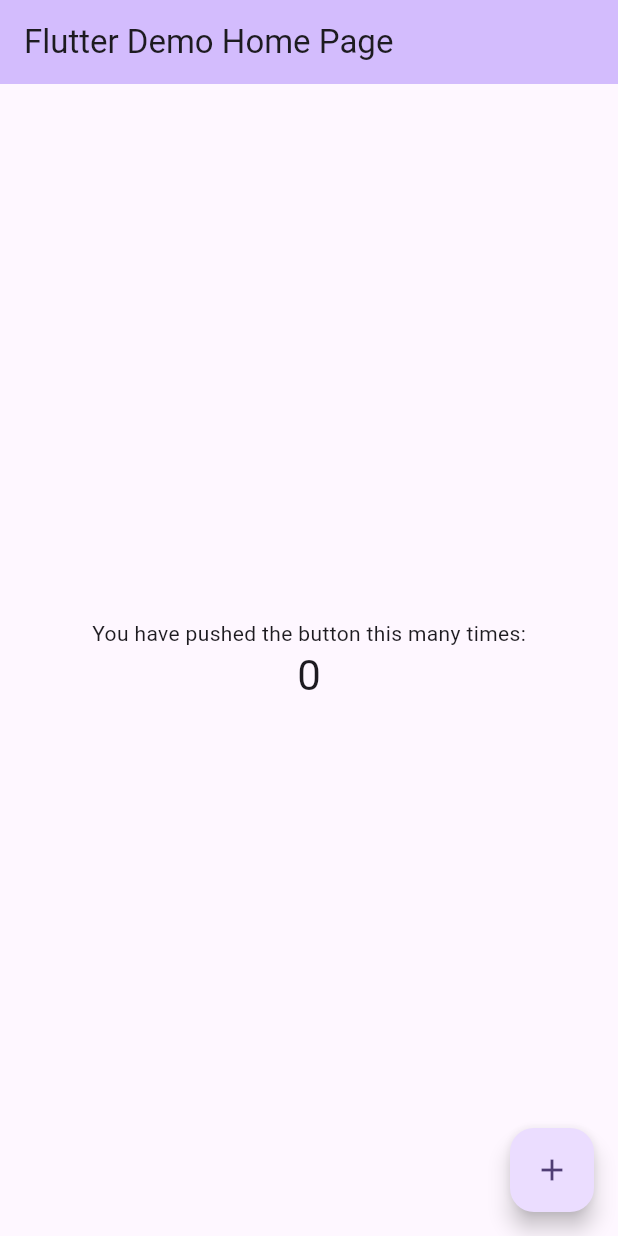
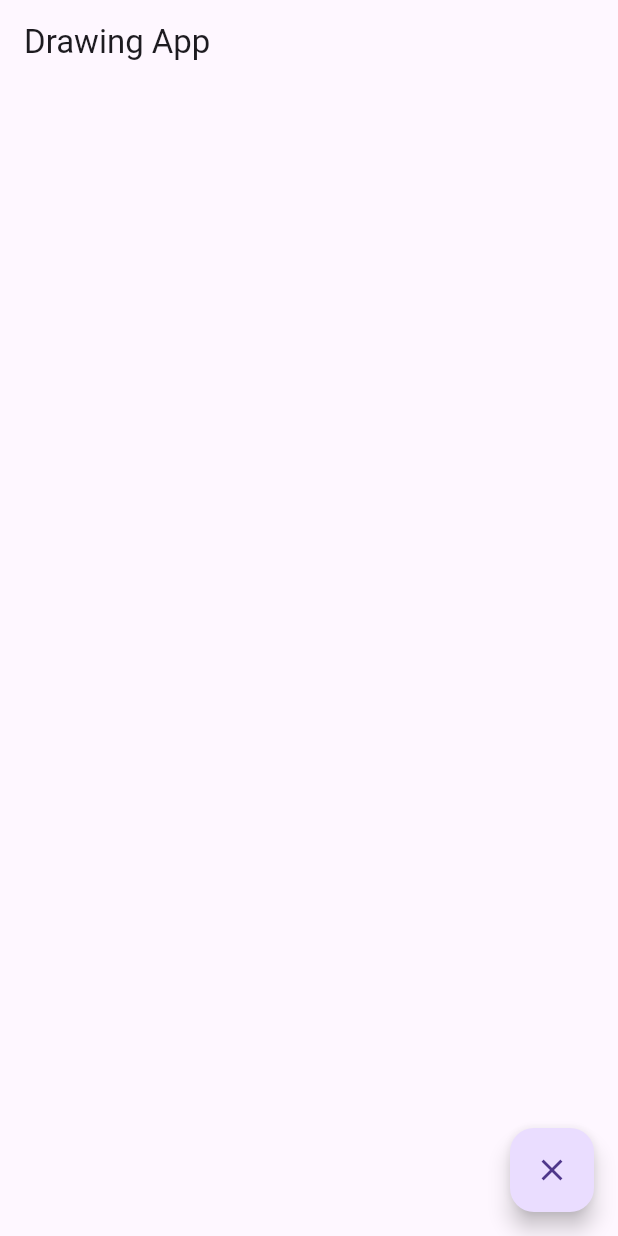
Before and after one commit to charan4112/drawing_app, a Flutter app: the screen it shows after launch, on a phone screen of 412 x 824 dp. Run offline on Flutter 3.47's test engine with Material 3 defaults, Android fonts, the phone set to English and light mode, and no system bars.

Commit message:
Step 1: Implemented basic drawing functionality

```diff
--- a/lib/main.dart
+++ b/lib/main.dart
@@ -1,125 +1,90 @@
 import 'package:flutter/material.dart';
 
 void main() {
-  runApp(const MyApp());
+  runApp(MyApp());
 }
 
 class MyApp extends StatelessWidget {
-  const MyApp({super.key});
-
-  // This widget is the root of your application.
   @override
   Widget build(BuildContext context) {
     return MaterialApp(
-      title: 'Flutter Demo',
-      theme: ThemeData(
-        // This is the theme of your application.
-        //
-        // TRY THIS: Try running your application with "flutter run". You'll see
-        // the application has a purple toolbar. Then, without quitting the app,
-        // try changing the seedColor in the colorScheme below to Colors.green
-        // and then invoke "hot reload" (save your changes or press the "hot
-        // reload" button in a Flutter-supported IDE, or press "r" if you used
-        // the command line to start the app).
-        //
-        // Notice that the counter didn't reset back to zero; the application
-        // state is not lost during the reload. To reset the state, use hot
-        // restart instead.
-        //
-        // This works for code too, not just values: Most code changes can be
-        // tested with just a hot reload.
-        colorScheme: ColorScheme.fromSeed(seedColor: Colors.deepPurple),
-        useMaterial3: true,
-      ),
-      home: const MyHomePage(title: 'Flutter Demo Home Page'),
+      title: 'Drawing App',
+      theme: ThemeData(primarySwatch: Colors.blue),
+      home: DrawingApp(),
+      debugShowCheckedModeBanner: false,
     );
   }
 }
 
-class MyHomePage extends StatefulWidget {
-  const MyHomePage({super.key, required this.title});
+class DrawingApp extends StatefulWidget {
+  @override
+  _DrawingAppState createState() => _DrawingAppState();
+}
 
-  // This widget is the home page of your application. It is stateful, meaning
-  // that it has a State object (defined below) that contains fields that affect
-  // how it looks.
-
-  // This class is the configuration for the state. It holds the values (in this
-  // case the title) provided by the parent (in this case the App widget) and
-  // used by the build method of the State. Fields in a Widget subclass are
-  // always marked "final".
-
-  final String title;
+class _DrawingAppState extends State<DrawingApp> {
+  List<List<Offset>> lines = []; // Stores drawn lines
 
   @override
-  State<MyHomePage> createState() => _MyHomePageState();
+  Widget build(BuildContext context) {
+    return Scaffold(
+      appBar: AppBar(title: Text('Drawing App')),
+      body: GestureDetector(
+        onPanUpdate: (details) {
+          setState(() {
+            RenderBox renderBox = context.findRenderObject() as RenderBox;
+            final localPosition =
+                renderBox.globalToLocal(details.globalPosition);
+
+            if (lines.isEmpty || lines.last.isEmpty) {
+              lines.add([localPosition]);
+            } else {
+              lines.last.add(localPosition);
+            }
+          });
+        },
+        onPanEnd: (_) {
+          setState(() {
+            lines.add([]); // Add a new empty list to separate strokes
+          });
+        },
+        child: CustomPaint(
+          painter: MyPainter(lines),
+          size: Size.infinite,
+        ),
+      ),
+      floatingActionButton: FloatingActionButton(
+        onPressed: () {
+          setState(() {
+            lines.clear(); // Clear all drawings
+          });
+        },
+        child: Icon(Icons.clear),
+      ),
+    );
+  }
 }
 
-class _MyHomePageState extends State<MyHomePage> {
-  int _counter = 0;
+// CustomPainter to draw lines
+class MyPainter extends CustomPainter {
+  final List<List<Offset>> lines;
+  MyPainter(this.lines);
 
-  void _incrementCounter() {
-    setState(() {
-      // This call to setState tells the Flutter framework that something has
-      // changed in this State, which causes it to rerun the build method below
-      // so that the display can reflect the updated values. If we changed
-      // _counter without calling setState(), then the build method would not be
-      // called again, and so nothing would appear to happen.
-      _counter++;
-    });
+  @override
+  void paint(Canvas canvas, Size size) {
+    Paint paint = Paint()
+      ..color = Colors.blue
+      ..strokeCap = StrokeCap.round
+      ..strokeWidth = 5.0;
+
+    for (final line in lines) {
+      for (int i = 0; i < line.length - 1; i++) {
+        canvas.drawLine(line[i], line[i + 1], paint);
+      }
+    }
   }
 
   @override
-  Widget build(BuildContext context) {
-    // This method is rerun every time setState is called, for instance as done
-    // by the _incrementCounter method above.
-    //
-    // The Flutter framework has been optimized to make rerunning build methods
-    // fast, so that you can just rebuild anything that needs updating rather
-    // than having to individually change instances of widgets.
-    return Scaffold(
-      appBar: AppBar(
-        // TRY THIS: Try changing the color here to a specific color (to
-        // Colors.amber, perhaps?) and trigger a hot reload to see the AppBar
-        // change color while the other colors stay the same.
-        backgroundColor: Theme.of(context).colorScheme.inversePrimary,
-        // Here we take the value from the MyHomePage object that was created by
-        // the App.build method, and use it to set our appbar title.
-        title: Text(widget.title),
-      ),
-      body: Center(
-        // Center is a layout widget. It takes a single child and positions it
-        // in the middle of the parent.
-        child: Column(
-          // Column is also a layout widget. It takes a list of children and
-          // arranges them vertically. By default, it sizes itself to fit its
-          // children horizontally, and tries to be as tall as its parent.
-          //
-          // Column has various properties to control how it sizes itself and
-          // how it positions its children. Here we use mainAxisAlignment to
-          // center the children vertically; the main axis here is the vertical
-          // axis because Columns are vertical (the cross axis would be
-          // horizontal).
-          //
-          // TRY THIS: Invoke "debug painting" (choose the "Toggle Debug Paint"
-          // action in the IDE, or press "p" in the console), to see the
-          // wireframe for each widget.
-          mainAxisAlignment: MainAxisAlignment.center,
-          children: <Widget>[
-            const Text(
-              'You have pushed the button this many times:',
-            ),
-            Text(
-              '$_counter',
-              style: Theme.of(context).textTheme.headlineMedium,
-            ),
-          ],
-        ),
-      ),
-      floatingActionButton: FloatingActionButton(
-        onPressed: _incrementCounter,
-        tooltip: 'Increment',
-        child: const Icon(Icons.add),
-      ), // This trailing comma makes auto-formatting nicer for build methods.
-    );
+  bool shouldRepaint(covariant CustomPainter oldDelegate) {
+    return true;
   }
 }
```
